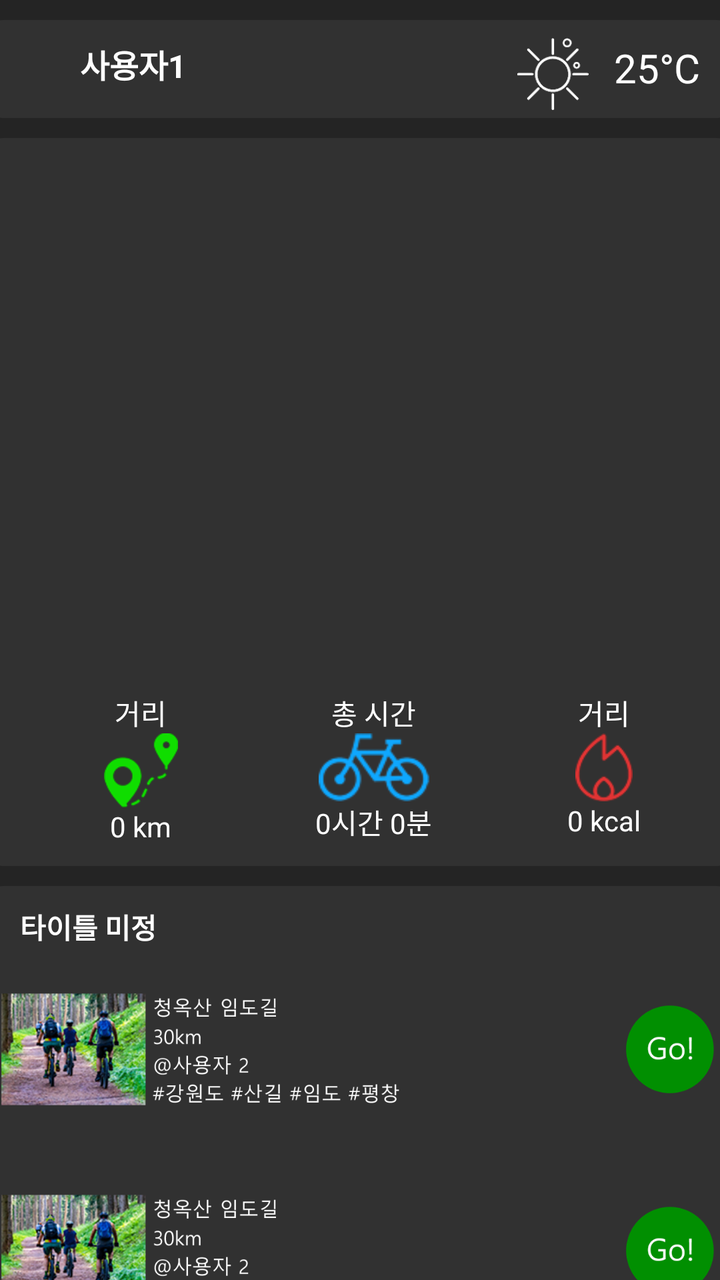
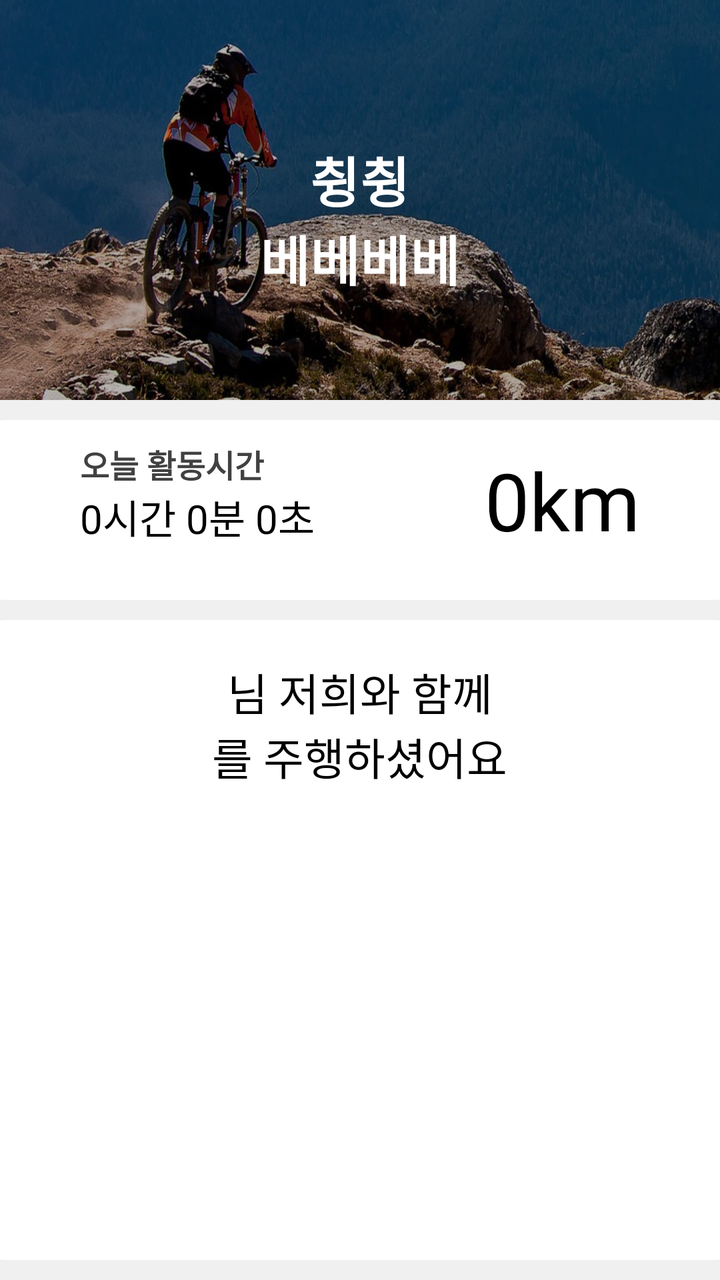

The first picture is an Android layout as it rendered before a commit; the second is the same layout after the commit. The layout source and the unified diff follow.
<!-- AndroidManifest.xml: application theme AppTheme -->
<!-- res/layout/fragment_home.xml -->
<?xml version="1.0" encoding="utf-8"?>
<androidx.constraintlayout.widget.ConstraintLayout xmlns:android="http://schemas.android.com/apk/res/android"
    xmlns:app="http://schemas.android.com/apk/res-auto"
    xmlns:tools="http://schemas.android.com/tools"
    android:layout_width="match_parent"
    android:layout_height="match_parent"
    android:background="#242424"
    tools:context=".ui.home.HomeFragment">

    <LinearLayout
        android:id="@+id/linearLayout"
        android:layout_width="match_parent"
        android:layout_height="match_parent"
        android:orientation="vertical"
        app:layout_constraintStart_toStartOf="parent"
        tools:ignore="MissingConstraints">

        <LinearLayout
            android:layout_width="380dp"
            android:layout_height="49dp"
            android:layout_gravity="center"
            android:layout_marginTop="10dp"
            android:background="@drawable/subactivity_shape"
            android:orientation="vertical"
            tools:ignore="MissingConstraints">


            <ImageView
                android:id="@+id/imageView8"
                android:layout_width="30dp"
                android:layout_height="30dp"
                android:layout_margin="10dp"
                app:srcCompat="@drawable/user_icon" />

            <TextView

                android:layout_width="wrap_content"
                android:layout_height="wrap_content"
                android:layout_marginLeft="50dp"
                android:layout_marginTop="-40dp"
                android:text="사용자1"

                android:textColor="#fff"
                android:textSize="16dp"
                android:textStyle="bold" />

            <ImageView
                android:id="@+id/imageView9"
                android:layout_width="47dp"
                android:layout_height="36dp"
                android:layout_gravity="right"
                android:layout_marginTop="-25dp"
                android:layout_marginRight="70dp"
                android:src="@drawable/main_sun" />

            <TextView
                android:id="@+id/textView37"
                android:layout_width="wrap_content"
                android:layout_height="match_parent"
                android:layout_gravity="right"
                android:layout_marginTop="-35dp"
                android:layout_marginRight="20dp"
                android:text="25°C"
                android:textColor="#fff"
                android:textSize="20dp" />


        </LinearLayout>

        <LinearLayout
            android:layout_width="380dp"
            android:layout_height="364dp"
            android:layout_gravity="center"
            android:layout_marginTop="10dp"
            android:background="@drawable/subactivity_shape"
            android:orientation="vertical"
            tools:ignore="MissingConstraints">

            <ImageView
                android:id="@+id/ridingstart"
                android:layout_width="240dp"
                android:layout_height="237dp"
                android:layout_gravity="center"
                android:layout_marginTop="30dp"
                app:srcCompat="@drawable/main_bt" />

            <LinearLayout
                android:layout_width="wrap_content"
                android:layout_height="match_parent"
                android:orientation="horizontal"
                android:paddingTop="10dp">

                <LinearLayout
                    android:layout_width="101dp"
                    android:layout_height="match_parent"
                    android:layout_gravity="left"
                    android:layout_marginLeft="30dp"
                    android:orientation="vertical">

                    <TextView
                        android:id="@+id/textView3"
                        android:layout_width="wrap_content"
                        android:layout_height="wrap_content"
                        android:layout_gravity="center"
                        android:text="거리"
                        android:textColor="#fff" />

                    <ImageView
                        android:id="@+id/imageView4"
                        android:layout_width="wrap_content"
                        android:layout_height="37dp"
                        android:layout_gravity="center"
                        android:src="@drawable/main_dis" />

                    <TextView
                        android:id="@+id/textView26"
                        android:layout_width="wrap_content"
                        android:layout_height="wrap_content"
                        android:layout_gravity="center"
                        android:text="0 km"
                        android:textColor="#fff" />
                </LinearLayout>

                <LinearLayout
                    android:layout_width="132dp"
                    android:layout_height="match_parent"
                    android:layout_gravity="center"
                    android:orientation="vertical">

                    <TextView
                        android:id="@+id/textView5"
                        android:layout_width="wrap_content"
                        android:layout_height="wrap_content"
                        android:layout_gravity="center"
                        android:text="총 시간"
                        android:textColor="#fff" />

                    <ImageView
                        android:id="@+id/imageView6"
                        android:layout_width="wrap_content"
                        android:layout_height="34dp"
                        android:layout_gravity="center"
                        android:src="@drawable/main_riding" />

                    <TextView
                        android:id="@+id/textView27"
                        android:layout_width="wrap_content"
                        android:layout_height="wrap_content"
                        android:layout_gravity="center"
                        android:text="0시간 0분"
                        android:textColor="#fff" />
                </LinearLayout>

                <LinearLayout
                    android:layout_width="98dp"
                    android:layout_height="match_parent"
                    android:orientation="vertical">

                    <TextView
                        android:id="@+id/textView7"
                        android:layout_width="wrap_content"
                        android:layout_height="wrap_content"
                        android:layout_gravity="center"
                        android:text="거리"
                        android:textColor="#fff" />

                    <ImageView
                        android:id="@+id/imageView7"
                        android:layout_width="wrap_content"
                        android:layout_height="34dp"
                        android:layout_gravity="center"
                        android:src="@drawable/main_kal" />

                    <TextView
                        android:id="@+id/textView28"
                        android:layout_width="wrap_content"
                        android:layout_height="wrap_content"
                        android:layout_gravity="center"
                        android:text="0 kcal"
                        android:textColor="#fff" />
                </LinearLayout>
            </LinearLayout>


        </LinearLayout>

        <LinearLayout
            android:layout_width="380dp"
            android:layout_height="232dp"
            android:layout_gravity="center"
            android:layout_marginTop="10dp"
            android:background="@drawable/subactivity_shape"
            android:orientation="vertical"
            tools:ignore="MissingConstraints">

            <TextView
                android:id="@+id/textView36"
                android:layout_width="match_parent"
                android:layout_height="wrap_content"
                android:layout_marginLeft="20dp"
                android:layout_marginTop="10dp"
                android:fontFamily="sans-serif-condensed"
                android:text="타이틀 미정"
                android:textColor="#fff"
                android:textStyle="bold"
                android:typeface="normal" />

            <ImageView
                android:id="@+id/imageView2"
                android:layout_width="368dp"
                android:layout_height="match_parent"
                android:layout_gravity="center"
                android:layout_weight="1"
                android:src="@drawable/test__img" />

            <ImageView
                android:id="@+id/imageView3"
                android:layout_width="368dp"
                android:layout_height="match_parent"
                android:layout_gravity="center"
                android:layout_weight="1"
                android:src="@drawable/test__img" />

        </LinearLayout>


    </LinearLayout>

</androidx.constraintlayout.widget.ConstraintLayout>
<!-- resources referenced by this layout -->
<resources>
  <!-- drawable main_bt: png bitmap (drawable, 108726 bytes) -->
  <!-- drawable main_dis: png bitmap (drawable, 5540 bytes) -->
  <!-- drawable main_kal: png bitmap (drawable, 5358 bytes) -->
  <!-- drawable main_riding: png bitmap (drawable, 7802 bytes) -->
  <!-- drawable main_sun: png bitmap (drawable, 4436 bytes) -->
  <!-- drawable subactivity_shape (drawable) -->
  <?xml version="1.0" encoding="utf-8"?>
  <shape xmlns:android="http://schemas.android.com/apk/res/android"
      android:padding="10dp"
      android:shape="rectangle" >
      <solid android:color="#313131" />
      <corners
          android:bottomLeftRadius="12dp"
          android:bottomRightRadius="12dp"
          android:topLeftRadius="12dp"
          android:topRightRadius="12dp" />
      <stroke
          android:width="0dp"
          android:color="#fff" />
  </shape>
  <!-- drawable test__img: png bitmap (drawable, 146840 bytes) -->
  <!-- drawable user_icon: png bitmap (drawable, 25015 bytes) -->
  <style name="AppTheme" parent="Theme.AppCompat.Light.DarkActionBar">
          
          <item name="colorPrimary">@color/colorPrimary</item>
          <item name="colorPrimaryDark">@color/colorPrimaryDark</item>
          <item name="colorAccent">@color/colorAccent</item>
      </style>
  <color name="colorPrimary">#181818</color>
  <color name="colorPrimaryDark">#181818</color>
  <color name="colorAccent">#03DAC5</color>
</resources>

<!-- the commit's change to res/layout/fragment_home.xml (unified diff, before → after) -->
@@ -4,7 +4,7 @@
     xmlns:tools="http://schemas.android.com/tools"
     android:layout_width="match_parent"
     android:layout_height="match_parent"
-    android:background="#242424"
+    android:background="#f0f0f0"
     tools:context=".ui.home.HomeFragment">
 
     <LinearLayout
@@ -12,16 +12,44 @@
         android:layout_width="match_parent"
         android:layout_height="match_parent"
         android:orientation="vertical"
-        app:layout_constraintStart_toStartOf="parent"
         tools:ignore="MissingConstraints">
 
         <LinearLayout
+            android:layout_width="match_parent"
+            android:layout_gravity="center"
+            android:layout_height="200dp"
+            android:orientation="vertical"
+            android:background="@drawable/banner"
+            tools:ignore="MissingConstraints">
+
+
+            <TextView
+                android:id="@+id/textView39"
+                android:layout_width="wrap_content"
+                android:layout_height="wrap_content"
+                android:text="췽췽"
+                android:textColor="#fff"
+                android:layout_marginTop="70dp"
+                android:textSize="27dp"
+                android:textStyle="bold"
+                android:layout_gravity="center"/>
+            <TextView
+                android:layout_width="wrap_content"
+                android:layout_height="wrap_content"
+                android:text="베베베베"
+                android:textColor="#fff"
+                android:textSize="27dp"
+                android:textStyle="bold"
+                android:layout_gravity="center"/>
+        </LinearLayout>
+
+        <LinearLayout
             android:layout_width="380dp"
-            android:layout_height="49dp"
             android:layout_gravity="center"
+            android:layout_height="90dp"
+            android:orientation="vertical"
             android:layout_marginTop="10dp"
             android:background="@drawable/subactivity_shape"
-            android:orientation="vertical"
             tools:ignore="MissingConstraints">
 
 
@@ -30,163 +58,49 @@
                 android:layout_width="30dp"
                 android:layout_height="30dp"
                 android:layout_margin="10dp"
-                app:srcCompat="@drawable/user_icon" />
+                app:srcCompat="@drawable/time" />
 
             <TextView
 
+                android:layout_marginLeft="50dp"
+                android:layout_marginTop="-40dp"
                 android:layout_width="wrap_content"
                 android:layout_height="wrap_content"
-                android:layout_marginLeft="50dp"
-                android:layout_marginTop="-40dp"
-                android:text="사용자1"
+                android:text="오늘 활동시간"
 
-                android:textColor="#fff"
                 android:textSize="16dp"
-                android:textStyle="bold" />
+                android:textColor="#414141"
+                android:textStyle="bold"
 
-            <ImageView
-                android:id="@+id/imageView9"
-                android:layout_width="47dp"
-                android:layout_height="36dp"
-                android:layout_gravity="right"
-                android:layout_marginTop="-25dp"
-                android:layout_marginRight="70dp"
-                android:src="@drawable/main_sun" />
+
+                />
 
             <TextView
-                android:id="@+id/textView37"
+                android:id="@+id/main_time"
+                android:layout_marginLeft="50dp"
                 android:layout_width="wrap_content"
-                android:layout_height="match_parent"
+                android:layout_height="wrap_content"
+                android:text="0시간 0분 0초"
+                android:textSize="20dp"
+                android:textColor="#000"
+                />
+
+            <TextView
+                android:id="@+id/main_km"
+                android:layout_width="wrap_content"
+                android:layout_height="wrap_content"
                 android:layout_gravity="right"
-                android:layout_marginTop="-35dp"
-                android:layout_marginRight="20dp"
-                android:text="25°C"
-                android:textColor="#fff"
-                android:textSize="20dp" />
-
+                android:layout_marginTop="-50dp"
+                android:layout_marginRight="50dp"
+                android:text="0km"
+                android:textColor="#000"
+                android:textSize="40dp" />
 
         </LinearLayout>
 
         <LinearLayout
             android:layout_width="380dp"
-            android:layout_height="364dp"
-            android:layout_gravity="center"
-            android:layout_marginTop="10dp"
-            android:background="@drawable/subactivity_shape"
-            android:orientation="vertical"
-            tools:ignore="MissingConstraints">
-
-            <ImageView
-                android:id="@+id/ridingstart"
-                android:layout_width="240dp"
-                android:layout_height="237dp"
-                android:layout_gravity="center"
-                android:layout_marginTop="30dp"
-                app:srcCompat="@drawable/main_bt" />
-
-            <LinearLayout
-                android:layout_width="wrap_content"
-                android:layout_height="match_parent"
-                android:orientation="horizontal"
-                android:paddingTop="10dp">
-
-                <LinearLayout
-                    android:layout_width="101dp"
-                    android:layout_height="match_parent"
-                    android:layout_gravity="left"
-                    android:layout_marginLeft="30dp"
-                    android:orientation="vertical">
-
-                    <TextView
-                        android:id="@+id/textView3"
-                        android:layout_width="wrap_content"
-                        android:layout_height="wrap_content"
-                        android:layout_gravity="center"
-                        android:text="거리"
-                        android:textColor="#fff" />
-
-                    <ImageView
-                        android:id="@+id/imageView4"
-                        android:layout_width="wrap_content"
-                        android:layout_height="37dp"
-                        android:layout_gravity="center"
-                        android:src="@drawable/main_dis" />
-
-                    <TextView
-                        android:id="@+id/textView26"
-                        android:layout_width="wrap_content"
-                        android:layout_height="wrap_content"
-                        android:layout_gravity="center"
-                        android:text="0 km"
-                        android:textColor="#fff" />
-                </LinearLayout>
-
-                <LinearLayout
-                    android:layout_width="132dp"
-                    android:layout_height="match_parent"
-                    android:layout_gravity="center"
-                    android:orientation="vertical">
-
-                    <TextView
-                        android:id="@+id/textView5"
-                        android:layout_width="wrap_content"
-                        android:layout_height="wrap_content"
-                        android:layout_gravity="center"
-                        android:text="총 시간"
-                        android:textColor="#fff" />
-
-                    <ImageView
-                        android:id="@+id/imageView6"
-                        android:layout_width="wrap_content"
-                        android:layout_height="34dp"
-                        android:layout_gravity="center"
-                        android:src="@drawable/main_riding" />
-
-                    <TextView
-                        android:id="@+id/textView27"
-                        android:layout_width="wrap_content"
-                        android:layout_height="wrap_content"
-                        android:layout_gravity="center"
-                        android:text="0시간 0분"
-                        android:textColor="#fff" />
-                </LinearLayout>
-
-                <LinearLayout
-                    android:layout_width="98dp"
-                    android:layout_height="match_parent"
-                    android:orientation="vertical">
-
-                    <TextView
-                        android:id="@+id/textView7"
-                        android:layout_width="wrap_content"
-                        android:layout_height="wrap_content"
-                        android:layout_gravity="center"
-                        android:text="거리"
-                        android:textColor="#fff" />
-
-                    <ImageView
-                        android:id="@+id/imageView7"
-                        android:layout_width="wrap_content"
-                        android:layout_height="34dp"
-                        android:layout_gravity="center"
-                        android:src="@drawable/main_kal" />
-
-                    <TextView
-                        android:id="@+id/textView28"
-                        android:layout_width="wrap_content"
-                        android:layout_height="wrap_content"
-                        android:layout_gravity="center"
-                        android:text="0 kcal"
-                        android:textColor="#fff" />
-                </LinearLayout>
-            </LinearLayout>
-
-
-        </LinearLayout>
-
-        <LinearLayout
-            android:layout_width="380dp"
-            android:layout_height="232dp"
+            android:layout_height="320dp"
             android:layout_gravity="center"
             android:layout_marginTop="10dp"
             android:background="@drawable/subactivity_shape"
@@ -194,36 +108,47 @@
             tools:ignore="MissingConstraints">
 
             <TextView
-                android:id="@+id/textView36"
-                android:layout_width="match_parent"
+
+                android:layout_width="wrap_content"
                 android:layout_height="wrap_content"
-                android:layout_marginLeft="20dp"
-                android:layout_marginTop="10dp"
-                android:fontFamily="sans-serif-condensed"
-                android:text="타이틀 미정"
-                android:textColor="#fff"
-                android:textStyle="bold"
-                android:typeface="normal" />
+                android:layout_marginLeft="50dp"
+                android:layout_marginTop="-30dp"
+                android:text="오늘 활동시간"
+                android:textSize="20dp"
+
+                />
+
+            <TextView
+                android:id="@+id/idinfo"
+                android:layout_width="wrap_content"
+                android:layout_height="wrap_content"
+                android:layout_gravity="center"
+                android:layout_marginTop="20dp"
+                android:text="님 저희와 함께"
+                android:textColor="#000"
+                android:textSize="22dp" />
+
+            <TextView
+                android:id="@+id/main_dis"
+                android:layout_width="wrap_content"
+                android:layout_height="wrap_content"
+                android:layout_gravity="center"
+                android:text="를 주행하셨어요"
+                android:textColor="#000"
+                android:textSize="22dp" />
 
             <ImageView
-                android:id="@+id/imageView2"
-                android:layout_width="368dp"
-                android:layout_height="match_parent"
+                android:id="@+id/ridingstart"
+                android:layout_width="150dp"
+                android:layout_height="150dp"
                 android:layout_gravity="center"
-                android:layout_weight="1"
-                android:src="@drawable/test__img" />
+                android:layout_marginTop="30dp"
+                app:srcCompat="@drawable/riding_bt" />
 
-            <ImageView
-                android:id="@+id/imageView3"
-                android:layout_width="368dp"
-                android:layout_height="match_parent"
-                android:layout_gravity="center"
-                android:layout_weight="1"
-                android:src="@drawable/test__img" />
 
         </LinearLayout>
 
 
+
     </LinearLayout>
-
 </androidx.constraintlayout.widget.ConstraintLayout>
<!-- resource entries referenced after the edit -->
@@ -1,27 +1,23 @@
 <!-- resources referenced by this layout -->
 <resources>
-  <!-- drawable main_bt: png bitmap (drawable, 108726 bytes) -->
-  <!-- drawable main_dis: png bitmap (drawable, 5540 bytes) -->
-  <!-- drawable main_kal: png bitmap (drawable, 5358 bytes) -->
-  <!-- drawable main_riding: png bitmap (drawable, 7802 bytes) -->
-  <!-- drawable main_sun: png bitmap (drawable, 4436 bytes) -->
+  <!-- drawable banner: png bitmap (drawable, 548220 bytes) -->
+  <!-- drawable riding_bt: png bitmap (drawable, 24621 bytes) -->
   <!-- drawable subactivity_shape (drawable) -->
   <?xml version="1.0" encoding="utf-8"?>
   <shape xmlns:android="http://schemas.android.com/apk/res/android"
       android:padding="10dp"
       android:shape="rectangle" >
-      <solid android:color="#313131" />
+      <solid android:color="#FFF" />
       <corners
           android:bottomLeftRadius="12dp"
           android:bottomRightRadius="12dp"
           android:topLeftRadius="12dp"
           android:topRightRadius="12dp" />
       <stroke
-          android:width="0dp"
+          android:width="1dp"
           android:color="#fff" />
   </shape>
-  <!-- drawable test__img: png bitmap (drawable, 146840 bytes) -->
-  <!-- drawable user_icon: png bitmap (drawable, 25015 bytes) -->
+  <!-- drawable time: png bitmap (drawable, 9118 bytes) -->
   <style name="AppTheme" parent="Theme.AppCompat.Light.DarkActionBar">
           
           <item name="colorPrimary">@color/colorPrimary</item>
